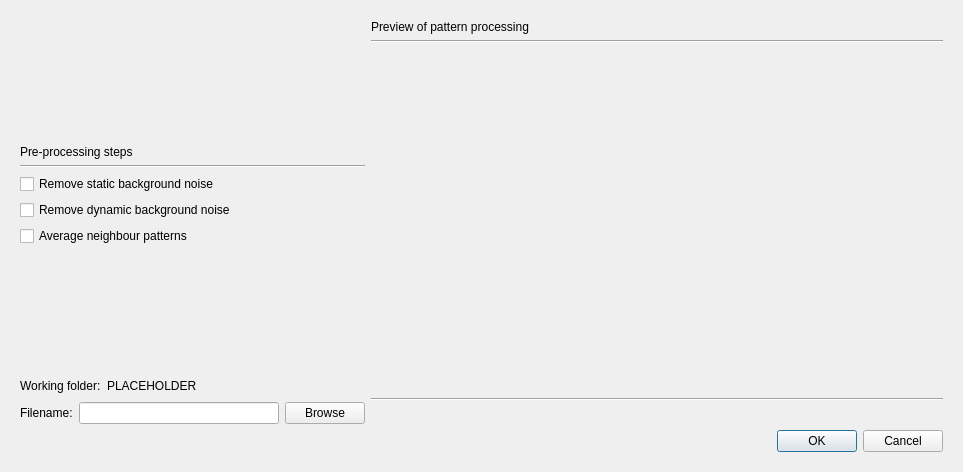
Above: ui/pattern_processing.ui from EBSP-Indexer/EBSP-Indexer before the change. Below: the same form after it.
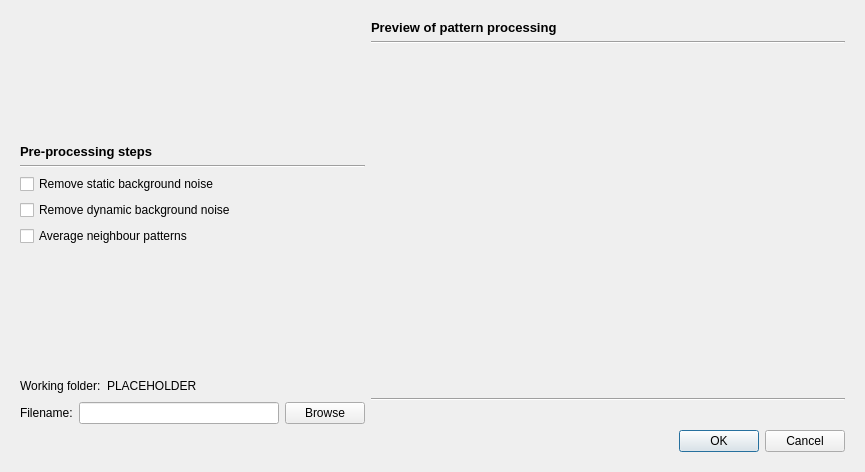
That is the form after the change. Custom widgets are drawn as their Qt base class.

Diff of the .ui file:
```diff
--- a/ui/pattern_processing.ui
+++ b/ui/pattern_processing.ui
@@ -6,7 +6,7 @@
    <rect>
     <x>0</x>
     <y>0</y>
-    <width>963</width>
+    <width>865</width>
     <height>472</height>
    </rect>
   </property>
@@ -37,6 +37,13 @@
         </item>
         <item>
          <widget class="QLabel" name="label">
+          <property name="font">
+           <font>
+            <pointsize>10</pointsize>
+            <weight>75</weight>
+            <bold>true</bold>
+           </font>
+          </property>
           <property name="text">
            <string>Pre-processing steps</string>
           </property>
@@ -116,6 +123,13 @@
             <verstretch>0</verstretch>
            </sizepolicy>
           </property>
+          <property name="font">
+           <font>
+            <pointsize>10</pointsize>
+            <weight>75</weight>
+            <bold>true</bold>
+           </font>
+          </property>
           <property name="text">
            <string>Preview of pattern processing</string>
           </property>
```
